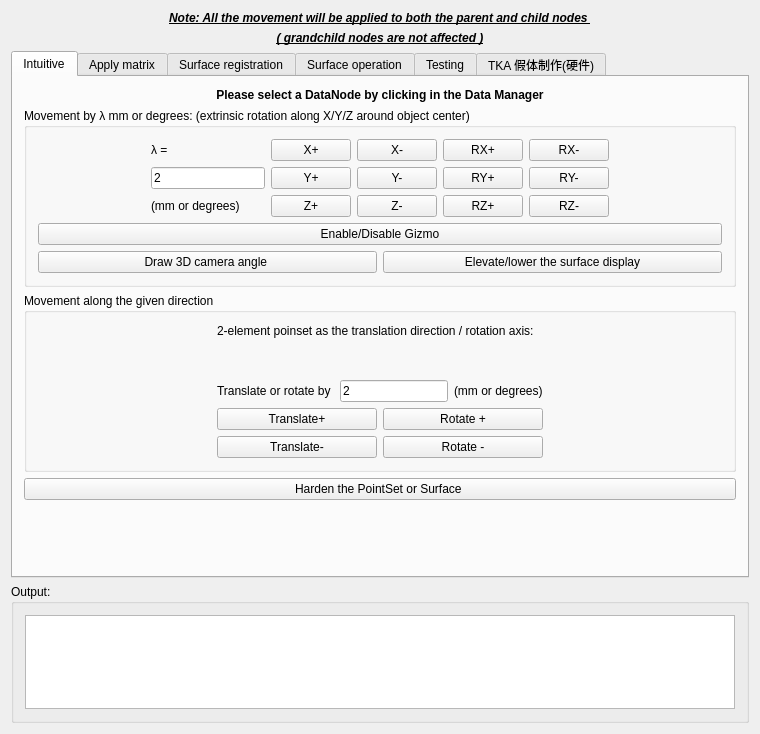
This is Plugins/org.mitk.lancet.movedata/src/internal/MoveDataControls.ui in zhaomengxiao/LancetMITK-Adition as Qt 5 draws it before an edit. The edited form follows.
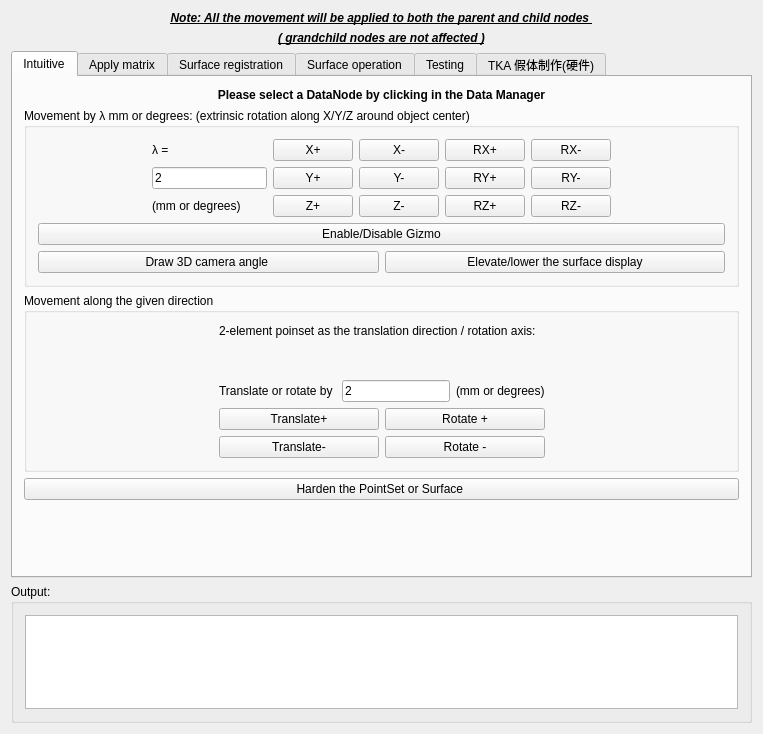
This is the edited form. The open tabs and pages were chosen to show the change. Custom widgets are drawn as their Qt base class.

```diff
--- a/Plugins/org.mitk.lancet.movedata/src/internal/MoveDataControls.ui
+++ b/Plugins/org.mitk.lancet.movedata/src/internal/MoveDataControls.ui
@@ -6,7 +6,7 @@
    <rect>
     <x>0</x>
     <y>0</y>
-    <width>760</width>
+    <width>763</width>
     <height>734</height>
    </rect>
   </property>
```
Left out of the diff: 2 changed lines with no effect on the pictures.
